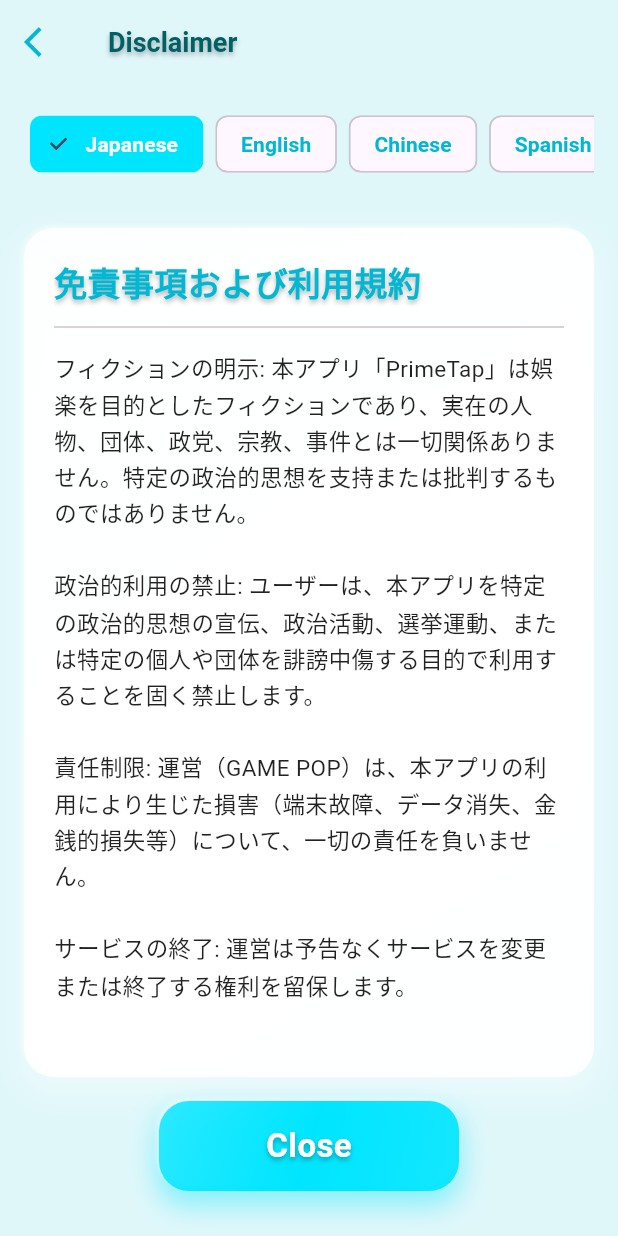
After one commit to piasugoihito/PrimeTap, a Flutter app: the DisclaimerScreen screen opened directly, on a phone screen of 412 x 824 dp. The commit adds this screen. Run offline on Flutter 3.47's test engine with Material 3 defaults, Android fonts, the phone set to English and light mode, and no system bars; our stand-ins replace connectivity_plus, google_mobile_ads, shared_preferences; accounts and stored records are empty.

Commit message:
Feature: Implement multi-language DisclaimerScreen (JP, EN, CN, ES)

```diff
--- /dev/null
+++ b/lib/disclaimer_screen.dart
@@ -0,0 +1,153 @@
+import 'package:flutter/material.dart';
+import 'theme.dart';
+
+class DisclaimerScreen extends StatefulWidget {
+  const DisclaimerScreen({super.key});
+
+  @override
+  State<DisclaimerScreen> createState() => _DisclaimerScreenState();
+}
+
+class _DisclaimerScreenState extends State<DisclaimerScreen> {
+  String _selectedLanguage = 'Japanese';
+
+  final Map<String, Map<String, String>> _disclaimers = {
+    'Japanese': {
+      'title': '免責事項および利用規約',
+      'content': '''フィクションの明示: 本アプリ「PrimeTap」は娯楽を目的としたフィクションであり、実在の人物、団体、政党、宗教、事件とは一切関係ありません。特定の政治的思想を支持または批判するものではありません。
+
+政治的利用の禁止: ユーザーは、本アプリを特定の政治的思想の宣伝、政治活動、選挙運動、または特定の個人や団体を誹謗中傷する目的で利用することを固く禁止します。
+
+責任制限: 運営（GAME POP）は、本アプリの利用により生じた損害（端末故障、データ消失、金銭的損失等）について、一切の責任を負いません。
+
+サービスの終了: 運営は予告なくサービスを変更または終了する権利を留保します。
+
+準拠法・管轄: 本規約は日本法に準拠します。万一の紛争については、運営の居住地を管轄する地方裁判所を第一審の専属的合意管轄裁判所とします。
+
+言語優先: 翻訳版と日本語版に相違がある場合は、日本語版が優先されます。''',
+    },
+    'English': {
+      'title': 'Disclaimer and Terms of Service',
+      'content': '''Fiction: "PrimeTap" is a work of fiction for entertainment purposes. It has no affiliation with any real persons, political parties, or organizations. It does not endorse or criticize any specific political ideology.
+
+Prohibition of Political Use: Users are strictly prohibited from using this app for political propaganda, campaigning, or any activities intended to defame specific individuals or groups.
+
+Limitation of Liability: GAME POP shall not be liable for any damages (device failure, data loss, etc.) arising from the use of this app.
+
+Service Termination: The operator reserves the right to modify or terminate the service without prior notice.
+
+Governing Law: These terms are governed by the laws of Japan. Any disputes shall be subject to the exclusive jurisdiction of the district court in the operator's place of residence.
+
+Priority: In case of discrepancies between translations, the Japanese version shall prevail.''',
+    },
+    'Chinese': {
+      'title': '免责声明及使用条款',
+      'content': '''虚构声明: 本应用“PrimeTap”仅为娱乐目的的虚构作品，与任何真实人物、团体、政党、宗教或事件无关。本应用不代表、不支持或批评任何特定政治思想。
+
+禁止政治用途: 严禁用户将本应用用于宣传特定政治思想、政治活动、选举运动，或用于诽谤、抹黑特定个人或团体的行为。
+
+责任限制: 运营方（GAME POP）对因使用本应用而产生的任何损害（设备损坏、数据丢失等）不承担任何责任。
+
+服务终止: 运营方保留无需预告即可修改或终止服务的权利。
+
+适用法律与管轄: 本条款受日本法律管轄。如发生争议，应提交至运营方所在地具有管辖权的地方法院作为第一审专属合意管辖法院。
+
+语言优先: 如翻译版本与日语原文存在差异，以日语原文为准。''',
+    },
+    'Spanish': {
+      'title': 'Descargo de Responsabilidad y Términos de Servicio',
+      'content': '''Ficción: "PrimeTap" es una obra de ficción con fines de entretenimiento. No tiene relación con personas, organizaciones, partidos políticos o eventos reales. No apoya ni critica ninguna ideología política específica.
+
+Prohibición de Uso Político: Se prohíbe estrictamente a los usuarios utilizar esta aplicación para propaganda política, campañas electorales o cualquier actividad destinada a difamar a personas o grupos específicos.
+
+Limitación de Responsabilidad: El operador (GAME POP) no será responsable de ningún daño (fallo del dispositivo, pérdida de datos, etc.) derivado del uso de esta aplicación.
+
+Terminación del Servicio: El operador se reserva el derecho de modificar o finalizar el servicio sin previo aviso.
+
+Ley Aplicable: Estos términos se rigen por las leyes de Japón. Cualquier disputa estará sujeta a la jurisdicción exclusiva del tribunal de distrito de la residencia del operador.
+
+Prioridad Lingüística: En caso de discrepancia entre las traducciones, prevalecerá la versión en japonés.''',
+    },
+  };
+
+  @override
+  Widget build(BuildContext context) {
+    return Scaffold(
+      backgroundColor: AppTheme.lightCyan,
+      appBar: AppBar(
+        title: Text('Disclaimer', style: AppTheme.glossyTextStyle(color: Colors.cyan[900]!)),
+        backgroundColor: Colors.transparent,
+        elevation: 0,
+        leading: IconButton(
+          icon: const Icon(Icons.arrow_back_ios, color: AppTheme.deepCyan),
+          onPressed: () => Navigator.pop(context),
+        ),
+      ),
+      body: Column(
+        children: [
+          Padding(
+            padding: const EdgeInsets.all(16.0),
+            child: SingleChildScrollView(
+              scrollDirection: Axis.horizontal,
+              child: Row(
+                mainAxisAlignment: MainAxisAlignment.center,
+                children: _disclaimers.keys.map((lang) {
+                  bool isSelected = _selectedLanguage == lang;
+                  return Padding(
+                    padding: const EdgeInsets.symmetric(horizontal: 4.0),
+                    child: ChoiceChip(
+                      label: Text(lang),
+                      selected: isSelected,
+                      onSelected: (selected) {
+                        if (selected) setState(() => _selectedLanguage = lang);
+                      },
+                      selectedColor: AppTheme.primaryCyan,
+                      labelStyle: TextStyle(
+                        color: isSelected ? Colors.white : AppTheme.deepCyan,
+                        fontWeight: FontWeight.bold,
+                      ),
+                    ),
+                  );
+                }).toList(),
+              ),
+            ),
+          ),
+          Expanded(
+            child: Container(
+              margin: const EdgeInsets.all(16.0),
+              padding: const EdgeInsets.all(20.0),
+              decoration: AppTheme.glossyDecoration(color: Colors.white, borderRadius: 20),
+              child: SingleChildScrollView(
+                child: Column(
+                  crossAxisAlignment: CrossAxisAlignment.start,
+                  children: [
+                    Text(
+                      _disclaimers[_selectedLanguage]!['title']!,
+                      style: AppTheme.glossyTextStyle(fontSize: 22, color: AppTheme.deepCyan),
+                    ),
+                    const Divider(height: 30),
+                    Text(
+                      _disclaimers[_selectedLanguage]!['content']!,
+                      style: const TextStyle(
+                        fontSize: 15,
+                        height: 1.6,
+                        color: Colors.black87,
+                      ),
+                    ),
+                  ],
+                ),
+              ),
+            ),
+          ),
+          Padding(
+            padding: const EdgeInsets.only(bottom: 30.0),
+            child: GlossyButton(
+              label: 'Close',
+              onTap: () => Navigator.pop(context),
+            ),
+          ),
+        ],
+      ),
+    );
+  }
+}
--- a/lib/main.dart
+++ b/lib/main.dart
@@ -3,6 +3,7 @@ import 'package:provider/provider.dart';
 import 'game_controller.dart';
 import 'training_screen.dart';
 import 'record_widgets.dart';
+import 'disclaimer_screen.dart';
 import 'theme.dart';
 
 void main() {
@@ -92,30 +93,12 @@ class StartScreen extends StatelessWidget {
                   ),
                   const SizedBox(height: 20),
                   TextButton(
-                    onPressed: () {
-                      showDialog(
-                        context: context,
-                        builder: (_) => AlertDialog(
-                          title: const Text('免責事項'),
-                          content: const SingleChildScrollView(
-                            child: Text(
-                              '1. 本アプリはエンターテインメントを目的としたフィクションであり、実在の人物、団体、国、政治的出来事とは一切関係ありません。\\n\\n'
-                              '2. アプリ内で使用されている画像や名称は、特定の個人を誹謗中傷したり、政治的意図を持って使用されているものではありません。\\n\\n'
-                              '3. 本アプリの利用によって生じた損害について、開発者は一切の責任を負いません。\\n\\n'
-                              '4. アプリ内のコンテンツは予告なく変更・削除される場合があります。',
-                            ),
-                          ),
-                          actions: [
-                            TextButton(
-                              onPressed: () => Navigator.pop(context),
-                              child: const Text('承諾して閉じる'),
-                            ),
-                          ],
-                        ),
-                      );
-                    },
+                    onPressed: () => Navigator.push(
+                      context,
+                      MaterialPageRoute(builder: (_) => const DisclaimerScreen()),
+                    ),
                     child: Text(
-                      '免責事項',
+                      '免責事項 (Disclaimer)',
                       style: TextStyle(color: Colors.white.withValues(alpha: 0.7)),
                     ),
                   ),
```
Also changed, not shown: 1 other file.
